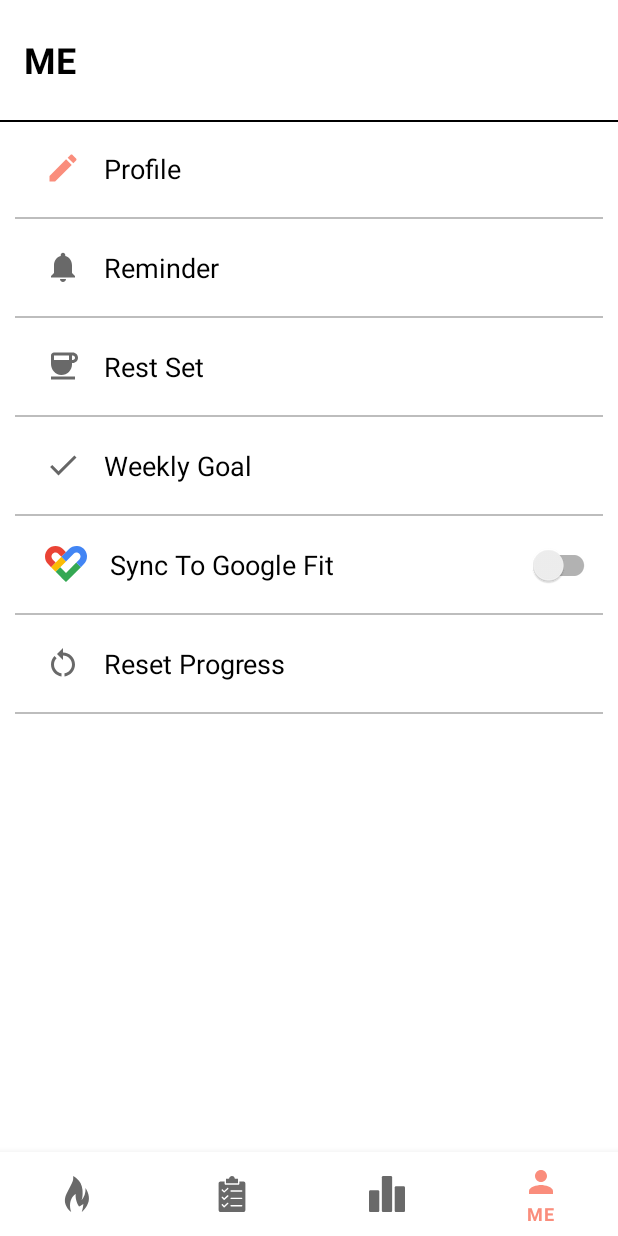
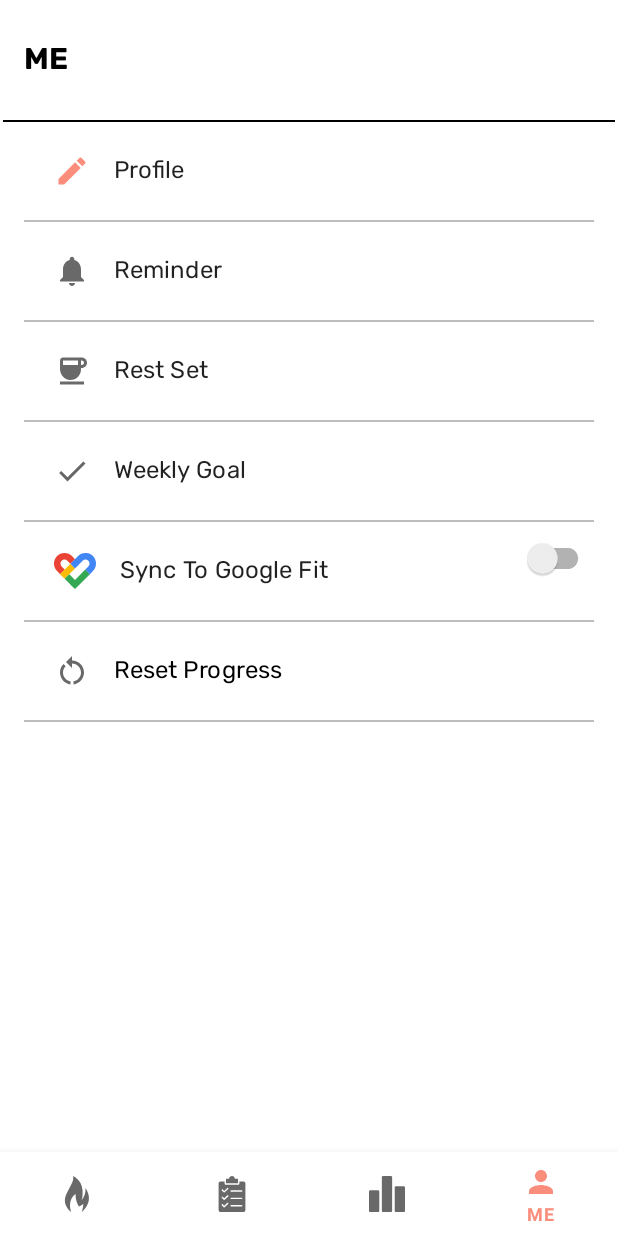
Before and after one commit to chhabrarhea/CarciNoFit, an Android app: the ProfileFragment screen opened through its navigation route, on a phone screen of 412 x 824 dp. Run offline under Robolectric (Android 15) with nearby library versions, the phone set to English and light mode, and no system bars; our stand-ins replace Dagger/Hilt's generated code, Firebase (no records; nobody signed in at launch, a user with empty details on screens opened directly), data binding, navigation-ui.

Commit message:
flatten layouts

```diff
--- a/app/src/main/res/layout/fragment_profile.xml
+++ b/app/src/main/res/layout/fragment_profile.xml
@@ -1,118 +1,160 @@
 <?xml version="1.0" encoding="utf-8"?>
-<RelativeLayout xmlns:android="http://schemas.android.com/apk/res/android"
+<androidx.constraintlayout.widget.ConstraintLayout xmlns:android="http://schemas.android.com/apk/res/android"
     xmlns:app="http://schemas.android.com/apk/res-auto"
     xmlns:tools="http://schemas.android.com/tools"
     android:layout_width="match_parent"
     android:layout_height="match_parent"
     tools:context=".ui.fragments.ProfileFragment">
 
-   <Toolbar
-       android:layout_width="match_parent"
-       android:layout_height="80dp"
-       android:fitsSystemWindows="true"
-       android:title="@string/me"
-       android:titleTextAppearance="@style/toolbarTextAppearance"
-       android:id="@+id/toolbar"/>
+    <Toolbar
+        android:id="@+id/toolbar"
+        android:layout_width="match_parent"
+        android:layout_height="80dp"
+        android:fitsSystemWindows="true"
+        android:title="@string/me"
+        app:layout_constraintTop_toTopOf="parent"
+        app:layout_constraintStart_toStartOf="parent"
+        app:layout_constraintEnd_toEndOf="parent"
+        android:titleTextAppearance="@style/toolbarTextAppearance" />
+
     <View
-        android:layout_width="match_parent"
+        android:id="@+id/divider1"
+        android:layout_width="408dp"
         android:layout_height="1dp"
+        android:layout_below="@id/toolbar"
         android:background="@color/black"
-        android:layout_below="@id/toolbar"/>
-    <LinearLayout
-        android:layout_width="match_parent"
-        android:layout_height="wrap_content"
-        android:layout_below="@id/toolbar"
-        android:layout_marginHorizontal="10dp"
-        android:orientation="vertical">
+        app:layout_constraintEnd_toEndOf="parent"
+        app:layout_constraintStart_toStartOf="parent"
+        app:layout_constraintTop_toBottomOf="@id/toolbar" />
+
         <TextView
             android:layout_width="match_parent"
             android:layout_height="wrap_content"
             android:padding="20dp"
             android:text="@string/profile"
             android:id="@+id/profileTv"
-            android:textColor="@color/black"
-            android:textSize="18sp"
-            android:drawablePadding="15dp"
-            app:drawableStartCompat="@drawable/ic_edit_profile_icon" />
+            style="@style/Body1"
+            android:drawablePadding="16dp"
+            app:drawableStartCompat="@drawable/ic_edit_profile_icon"
+            app:layout_constraintEnd_toEndOf="parent"
+            app:layout_constraintStart_toStartOf="parent"
+            app:layout_constraintTop_toBottomOf="@id/divider1"
+            android:layout_marginHorizontal="16dp"/>
         <View
+            android:id="@+id/divider2"
             android:layout_width="match_parent"
             android:layout_height="1dp"
             android:background="@color/lightGray"
+            app:layout_constraintEnd_toEndOf="parent"
+            app:layout_constraintStart_toStartOf="parent"
+            app:layout_constraintTop_toBottomOf="@id/profileTv"
+            android:layout_marginHorizontal="16dp"
             />
         <TextView
             android:layout_width="match_parent"
             android:layout_height="wrap_content"
             android:padding="20dp"
             android:text="@string/reminder"
-            android:textColor="@color/black"
+            style="@style/Body1"
             android:id="@+id/reminderTv"
-            android:textSize="18sp"
-            android:drawablePadding="15dp"
-            app:drawableStartCompat="@drawable/ic_reminder_icon" />
+            android:drawablePadding="16dp"
+            app:drawableStartCompat="@drawable/ic_reminder_icon"
+            app:layout_constraintEnd_toEndOf="parent"
+            app:layout_constraintStart_toStartOf="parent"
+            app:layout_constraintTop_toBottomOf="@id/divider2"
+            android:layout_marginHorizontal="16dp"/>
         <View
+            android:id="@+id/divider3"
             android:layout_width="match_parent"
             android:layout_height="1dp"
             android:background="@color/lightGray"
+            app:layout_constraintEnd_toEndOf="parent"
+            app:layout_constraintStart_toStartOf="parent"
+            app:layout_constraintTop_toBottomOf="@id/reminderTv"
+            android:layout_marginHorizontal="16dp"
             />
         <TextView
             android:layout_width="match_parent"
             android:layout_height="wrap_content"
             android:padding="20dp"
             android:text="@string/rest_set"
-            android:textColor="@color/black"
-            android:textSize="18sp"
             android:id="@+id/restSetTv"
-            android:drawablePadding="15dp"
-            app:drawableStartCompat="@drawable/ic_baseline_coffee_24"/>
+            android:drawablePadding="16dp"
+            style="@style/Body1"
+            app:drawableStartCompat="@drawable/ic_baseline_coffee_24"
+            app:layout_constraintEnd_toEndOf="parent"
+            app:layout_constraintStart_toStartOf="parent"
+            app:layout_constraintTop_toBottomOf="@id/divider3"
+            android:layout_marginHorizontal="16dp"/>
         <View
+            android:id="@+id/divider4"
             android:layout_width="match_parent"
             android:layout_height="1dp"
             android:background="@color/lightGray"
+            app:layout_constraintEnd_toEndOf="parent"
+            app:layout_constraintStart_toStartOf="parent"
+            app:layout_constraintTop_toBottomOf="@id/restSetTv"
+            android:layout_marginHorizontal="16dp"
             />
         <TextView
             android:layout_width="match_parent"
             android:layout_height="wrap_content"
             android:padding="20dp"
             android:text="@string/weekly_goal"
-            android:textColor="@color/black"
+            style="@style/Body1"
             android:id="@+id/goalTv"
-            android:textSize="18sp"
-            android:drawablePadding="15dp"
-            app:drawableStartCompat="@drawable/ic_baseline_check_24" />
+            android:drawablePadding="16dp"
+            app:drawableStartCompat="@drawable/ic_baseline_check_24" app:layout_constraintEnd_toEndOf="parent"
+            app:layout_constraintStart_toStartOf="parent"
+            app:layout_constraintTop_toBottomOf="@id/divider4"
+            android:layout_marginHorizontal="16dp"/>
         <View
+            android:id="@+id/divider5"
             android:layout_width="match_parent"
             android:layout_height="1dp"
             android:background="@color/lightGray"
+            app:layout_constraintEnd_toEndOf="parent"
+            app:layout_constraintStart_toStartOf="parent"
+            app:layout_constraintTop_toBottomOf="@id/goalTv"
+            android:layout_marginHorizontal="16dp"
             />
-        <RelativeLayout
-            android:layout_width="match_parent"
-            android:layout_height="wrap_content">
+
             <TextView
+                android:id="@+id/googleFitTv"
                 android:layout_width="match_parent"
                 android:layout_height="wrap_content"
+                android:layout_toStartOf="@id/syncSwitch"
+                android:drawablePadding="16dp"
                 android:padding="20dp"
                 android:text="@string/sync_to_google_fit"
-                android:textColor="@color/black"
-                android:layout_toStartOf="@id/syncSwitch"
-                android:textSize="18sp"
-                android:id="@+id/googleFitTv"
-                android:drawablePadding="15dp"
-                app:drawableStartCompat="@drawable/ic_google_fit" />
+                style="@style/Body1"
+                app:drawableStartCompat="@drawable/ic_google_fit"
+                app:layout_constraintEnd_toEndOf="parent"
+                app:layout_constraintStart_toStartOf="parent"
+                app:layout_constraintTop_toBottomOf="@id/divider5"
+                android:layout_marginHorizontal="16dp" />
+
             <androidx.appcompat.widget.SwitchCompat
                 android:layout_width="wrap_content"
                 android:layout_height="wrap_content"
                 android:layout_alignParentEnd="true"
-                android:layout_marginEnd="2dp"
+                android:layout_marginEnd="16dp"
                 android:layout_centerVertical="true"
-                android:id="@+id/syncSwitch"/>
+                android:id="@+id/syncSwitch"
+                app:layout_constraintEnd_toEndOf="parent"
+                app:layout_constraintTop_toBottomOf="@id/divider5" />
 
             <View
+                android:id="@+id/divider6"
                 android:layout_width="match_parent"
                 android:layout_height="1dp"
                 android:background="@color/lightGray"
                 android:layout_below="@id/googleFitTv"
+                app:layout_constraintEnd_toEndOf="parent"
+                app:layout_constraintStart_toStartOf="parent"
+                app:layout_constraintTop_toBottomOf="@id/googleFitTv"
+                android:layout_marginHorizontal="16dp"
                 />
-        </RelativeLayout>
         <TextView
             android:layout_width="match_parent"
             android:layout_height="wrap_content"
@@ -120,14 +162,22 @@
             android:text="@string/reset_progress"
             android:textColor="@color/black"
             android:id="@+id/resetTv"
-            android:textSize="18sp"
-            android:drawablePadding="15dp"
-            app:drawableStartCompat="@drawable/ic_baseline_restart_alt_24" />
+            style="@style/Body1"
+            android:drawablePadding="16dp"
+            app:drawableStartCompat="@drawable/ic_baseline_restart_alt_24"
+            app:layout_constraintEnd_toEndOf="parent"
+            app:layout_constraintStart_toStartOf="parent"
+            app:layout_constraintTop_toBottomOf="@id/divider6"
+            android:layout_marginHorizontal="16dp"/>
         <View
+            android:id="@+id/divider7"
             android:layout_width="match_parent"
             android:layout_height="1dp"
             android:background="@color/lightGray"
+            app:layout_constraintEnd_toEndOf="parent"
+            app:layout_constraintStart_toStartOf="parent"
+            app:layout_constraintTop_toBottomOf="@id/resetTv"
+            android:layout_marginHorizontal="16dp"
             />
-    </LinearLayout>
 
-</RelativeLayout>
+</androidx.constraintlayout.widget.ConstraintLayout>
--- a/app/src/main/res/values/colors.xml
+++ b/app/src/main/res/values/colors.xml
@@ -12,4 +12,5 @@
     <color name="lightGray">#bdbdbd</color>
     <color name="disabled_secondary">#66ffffff</color>
     <color name="disabled_primary">#61000000</color>
+    <color name="background">#f3f3f3</color>
 </resources>
```
Also changed, not shown: app/src/main/java/com/example/carcinofit/ui/fragments/InfoFragment.kt (+8 -2 lines), app/src/main/java/com/example/carcinofit/ui/fragments/SettingsFragment.kt (+11 -9 lines), app/src/main/res/layout/exercise_detail_dialog.xml (+13 -10 lines), app/src/main/res/layout/fragment_info.xml (+38 -25 lines), app/src/main/res/layout/hw_dialog.xml (+34 -32 lines), app/src/main/res/values/themes.xml (+19 -1 lines).
